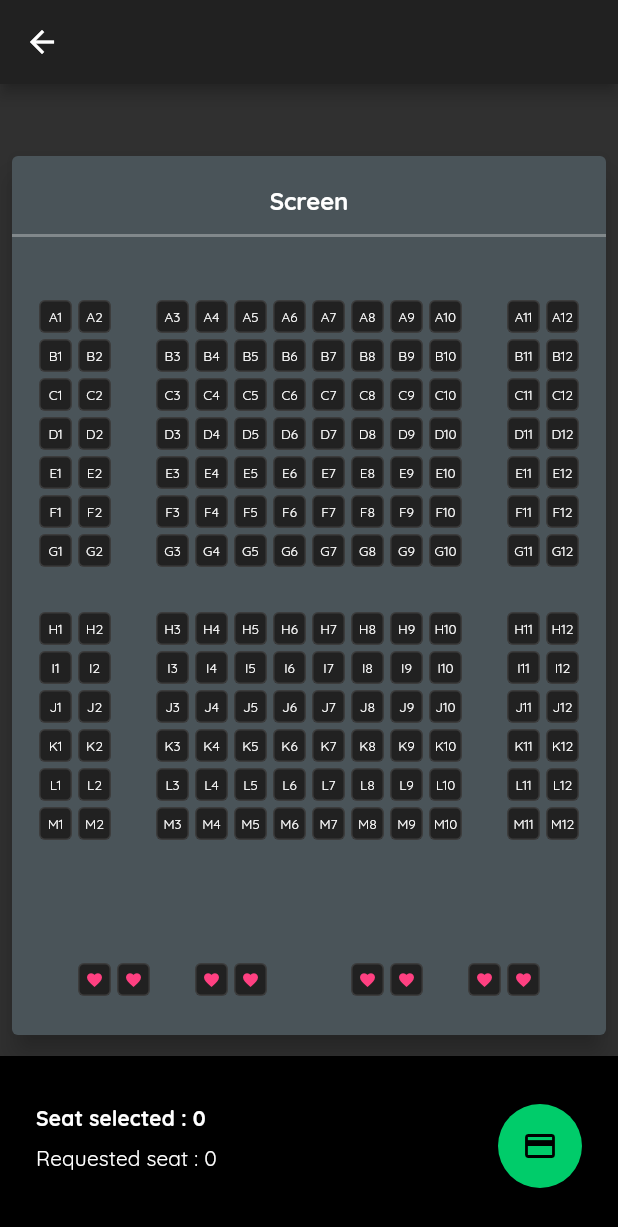
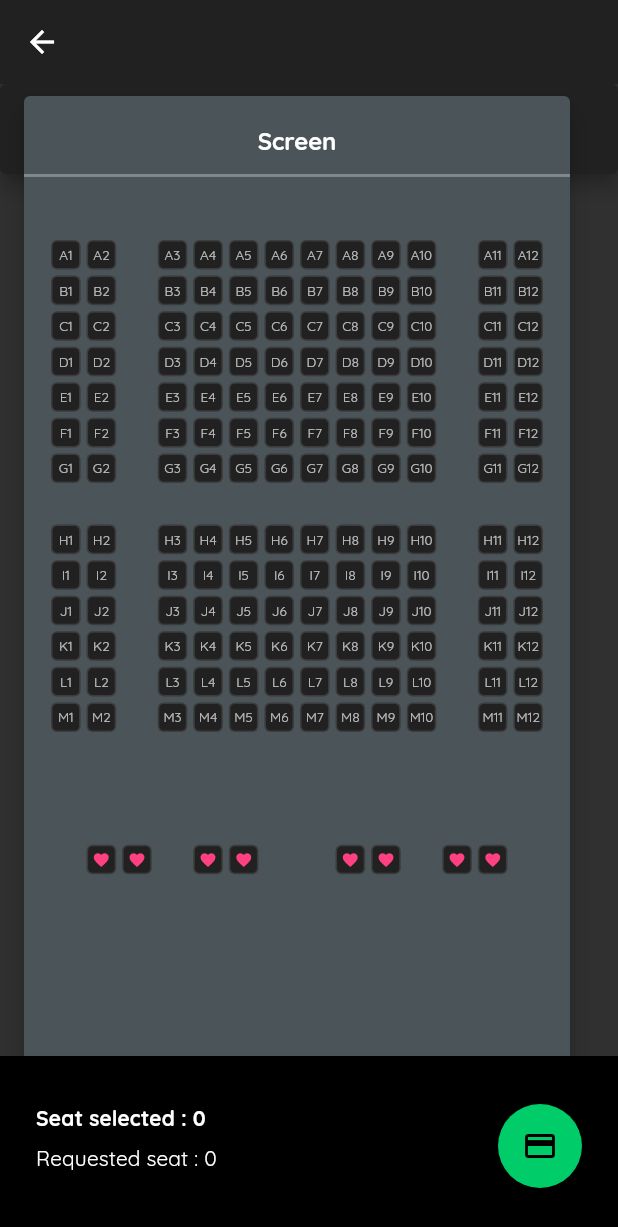
Before and after one commit to shiburagi/payment_flow_challenge, a Flutter app: the SeatSelection screen opened directly with empty values, on a phone screen of 412 x 824 dp. Shown: the top 1227 px of the screen. Run offline on Flutter 3.47's test engine with Material 2 defaults, Android fonts, the phone set to English and light mode, and no system bars; our stand-ins replace flutter_swiper, qr_flutter; missing offline and left inert: drawerbehavior, sweetalert.

Commit message:
Handle light theme

```diff
--- a/lib/pages/app.dart
+++ b/lib/pages/app.dart
@@ -19,7 +19,7 @@ class _AppPageState extends State<AppPage> {
   var selectedMenuItemId = '1';
   List<Ticket> tickets = [];
 
-  var items = [
+  List<MenuItem> items = [
     MenuItem(id: "1", title: "Now Showing".toUpperCase()),
     MenuItem(id: "2", title: "History".toUpperCase()),
     MenuItem(id: "3", title: "Promotion".toUpperCase()),
--- a/lib/pages/seat_selection.dart
+++ b/lib/pages/seat_selection.dart
@@ -91,13 +91,23 @@ class _SeatSelectionState extends State<SeatSelection> {
     currentSize = (seatLayoutWidth) / seats[0].length;
     if (scrollController == null)
       scrollController = new ScrollController(
-          initialScrollOffset: (width - MediaQuery.of(context).size.width) / 2);
+          initialScrollOffset:
+              (width - MediaQuery.of(context).size.width - 32) / 2);
     return Scaffold(
         appBar: AppBar(
           title: Text(widget.bookingDetail.cinema),
+          elevation: 0,
         ),
         body: Stack(
           children: <Widget>[
+            Card(
+              elevation: 5,
+              color: Theme.of(context).primaryColor,
+              margin: EdgeInsets.all(0),
+              child: Container(
+                height: 60,
+              ),
+            ),
             GestureDetector(
               onScaleStart: (s) {
                 setState(() {
@@ -113,23 +123,23 @@ class _SeatSelectionState extends State<SeatSelection> {
               },
               onScaleEnd: (s) {},
               child: LayoutBuilder(
-                builder: (context, constraint) => SingleChildScrollView(
+                builder: (context, constraint) => Card(
+                      color: Color.fromRGBO(74, 84, 89, 1),
+//                                    color:Colors.grey.shade800,
+                      elevation: 7,
+                      margin: EdgeInsets.only(
+                          left: 16, right: 16, top: 8, bottom: 116),
+                      child: SingleChildScrollView(
                         scrollDirection: Axis.horizontal,
                         controller: scrollController,
                         child: Container(
-                        padding: EdgeInsets.only(bottom: 120),
+//                          padding: EdgeInsets.only(bottom: 120),
                           height: constraint.maxHeight - 0,
                           child: SizedBox(
-                          width: width,
+                            width: seatLayoutWidth,
                             child: SingleChildScrollView(
                               child: LayoutBuilder(
-                              builder: (context, constraints) => Card(
-                                    color: Color.fromRGBO(74,84,89, 1),
-//                                    color:Colors.grey.shade800,
-                                    elevation: 7,
-                                    margin: EdgeInsets.only(
-                                        left: 16, right: 16, top: 48),
-                                    child: Column(
+                                builder: (context, constraints) => Column(
                                       children: <Widget>[
                                         Container(
                                           height: 20,
@@ -223,7 +233,8 @@ class _SeatSelectionState extends State<SeatSelection> {
                           label,
                           style: Theme.of(context).textTheme.caption.copyWith(
                               fontSize: 9 * scale,
-                              color: isSelected ? Colors.black : Colors.white),
+//                              color: isSelected ? null : Colors.white,
+                          ),
                         )
                       : null,
             ),
@@ -246,10 +257,18 @@ class _SeatSelectionState extends State<SeatSelection> {
   buildInfoLayout(BuildContext context) {
     return Hero(
       tag: "payment",
+      child: Card(
+        clipBehavior: Clip.hardEdge,
+        margin: EdgeInsets.all(0),
+        elevation: 1,
+        shape: RoundedRectangleBorder(
+            borderRadius: BorderRadius.all(Radius.circular(0))),
         child: Container(
+          color: Theme.of(context).brightness == Brightness.dark
+              ? Colors.black
+              : Colors.white,
           height: 120,
           padding: EdgeInsets.only(bottom: 24, top: 24, left: 24, right: 24),
-        color: Colors.black,
           width: MediaQuery.of(context).size.width,
           child: Row(
             children: <Widget>[
@@ -305,6 +324,7 @@ class _SeatSelectionState extends State<SeatSelection> {
             ],
           ),
         ),
+      ),
     );
   }
 }
```
Also changed, not shown: lib/main.dart (+20 -7 lines), lib/pages/booking.dart (+6 -1 lines), lib/pages/payment.dart (+18 -9 lines), lib/pages/pin.dart (+10 -4 lines), lib/utils/palette.dart (added, +19 -0 lines). Lines whose indentation alone changed are shown as unchanged.
